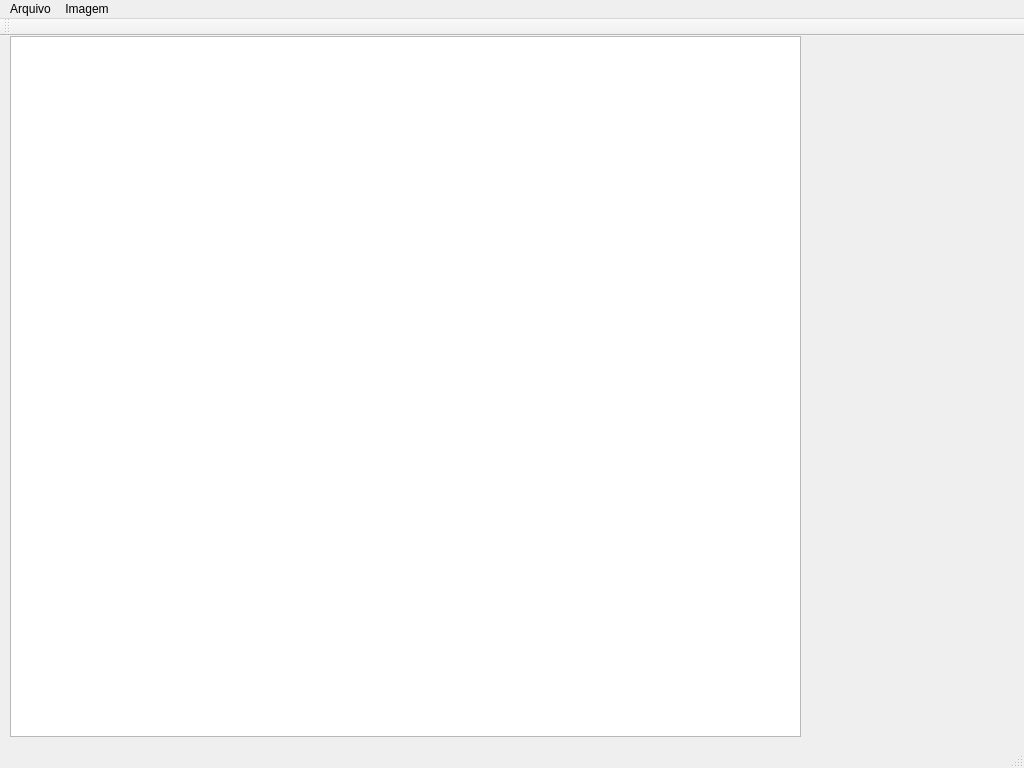
The window that mainwindow.ui (alankc/InterfaceRobot) describes before a commit, drawn with Qt 5.
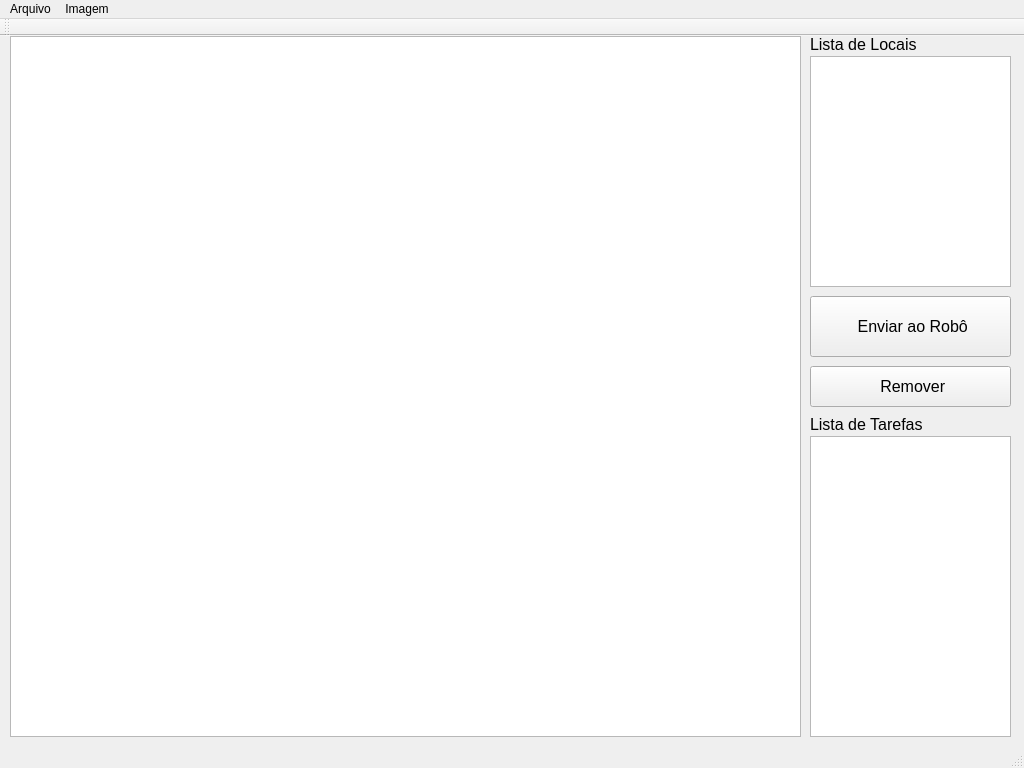
The same window after the commit. Icons and pictures are not drawn.

```diff
--- a/mainwindow.ui
+++ b/mainwindow.ui
@@ -24,6 +24,130 @@
      </rect>
     </property>
    </widget>
+   <widget class="QPushButton" name="btnRemover">
+    <property name="geometry">
+     <rect>
+      <x>810</x>
+      <y>330</y>
+      <width>201</width>
+      <height>41</height>
+     </rect>
+    </property>
+    <property name="font">
+     <font>
+      <pointsize>12</pointsize>
+     </font>
+    </property>
+    <property name="text">
+     <string> Remover</string>
+    </property>
+    <property name="icon">
+     <iconset resource="imagens.qrc">
+      <normaloff>:/Resources/remove_icon.png</normaloff>:/Resources/remove_icon.png</iconset>
+    </property>
+    <property name="iconSize">
+     <size>
+      <width>30</width>
+      <height>30</height>
+     </size>
+    </property>
+   </widget>
+   <widget class="QPushButton" name="btnEnviar">
+    <property name="geometry">
+     <rect>
+      <x>810</x>
+      <y>260</y>
+      <width>201</width>
+      <height>61</height>
+     </rect>
+    </property>
+    <property name="font">
+     <font>
+      <pointsize>12</pointsize>
+     </font>
+    </property>
+    <property name="text">
+     <string> Enviar ao Robô</string>
+    </property>
+    <property name="icon">
+     <iconset resource="imagens.qrc">
+      <normaloff>:/Resources/place_icon.png</normaloff>:/Resources/place_icon.png</iconset>
+    </property>
+    <property name="iconSize">
+     <size>
+      <width>40</width>
+      <height>40</height>
+     </size>
+    </property>
+   </widget>
+   <widget class="QLabel" name="lblTarefas">
+    <property name="geometry">
+     <rect>
+      <x>810</x>
+      <y>380</y>
+      <width>201</width>
+      <height>16</height>
+     </rect>
+    </property>
+    <property name="font">
+     <font>
+      <pointsize>12</pointsize>
+     </font>
+    </property>
+    <property name="text">
+     <string>Lista de Tarefas</string>
+    </property>
+   </widget>
+   <widget class="QListWidget" name="listWidgetTarefas">
+    <property name="geometry">
+     <rect>
+      <x>810</x>
+      <y>400</y>
+      <width>201</width>
+      <height>301</height>
+     </rect>
+    </property>
+    <property name="selectionMode">
+     <enum>QAbstractItemView::ExtendedSelection</enum>
+    </property>
+    <property name="selectionRectVisible">
+     <bool>false</bool>
+    </property>
+   </widget>
+   <widget class="QLabel" name="lblLocais">
+    <property name="geometry">
+     <rect>
+      <x>810</x>
+      <y>0</y>
+      <width>201</width>
+      <height>16</height>
+     </rect>
+    </property>
+    <property name="font">
+     <font>
+      <pointsize>12</pointsize>
+     </font>
+    </property>
+    <property name="text">
+     <string>Lista de Locais</string>
+    </property>
+   </widget>
+   <widget class="QListWidget" name="listWidgetLocais">
+    <property name="geometry">
+     <rect>
+      <x>810</x>
+      <y>20</y>
+      <width>201</width>
+      <height>231</height>
+     </rect>
+    </property>
+    <property name="selectionMode">
+     <enum>QAbstractItemView::ExtendedSelection</enum>
+    </property>
+    <property name="selectionRectVisible">
+     <bool>false</bool>
+    </property>
+   </widget>
   </widget>
   <widget class="QMenuBar" name="menuBar">
    <property name="geometry">
```
Left out of the diff: 4 changed lines with no effect on the pictures.
